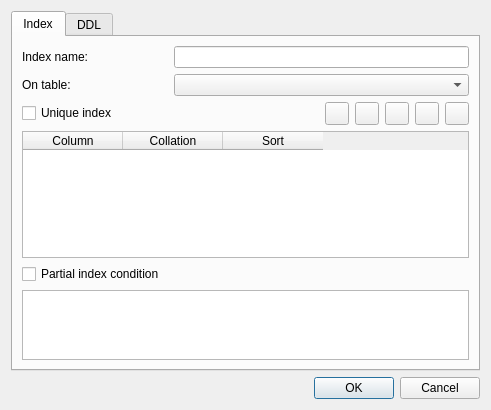
First picture: the form in SQLiteStudio3/guiSQLiteStudio/dialogs/indexdialog.ui, repository pawelsalawa/sqlitestudio, before the edit.
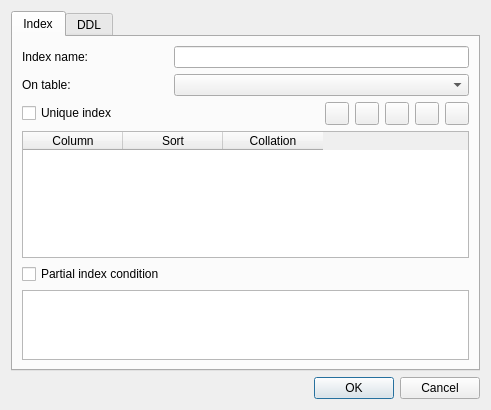
Second picture: the form after the edit. Custom widgets are drawn as their Qt base class.

Commit message: #3162 Fixed order of column headers in Index Dialog

Diff of the .ui file:
```diff
--- a/SQLiteStudio3/guiSQLiteStudio/dialogs/indexdialog.ui
+++ b/SQLiteStudio3/guiSQLiteStudio/dialogs/indexdialog.ui
@@ -72,12 +72,12 @@
          </column>
          <column>
           <property name="text">
-           <string>Collation</string>
+           <string>Sort</string>
           </property>
          </column>
          <column>
           <property name="text">
-           <string>Sort</string>
+           <string>Collation</string>
           </property>
          </column>
         </widget>
```
The commit also changes 1 other file.
